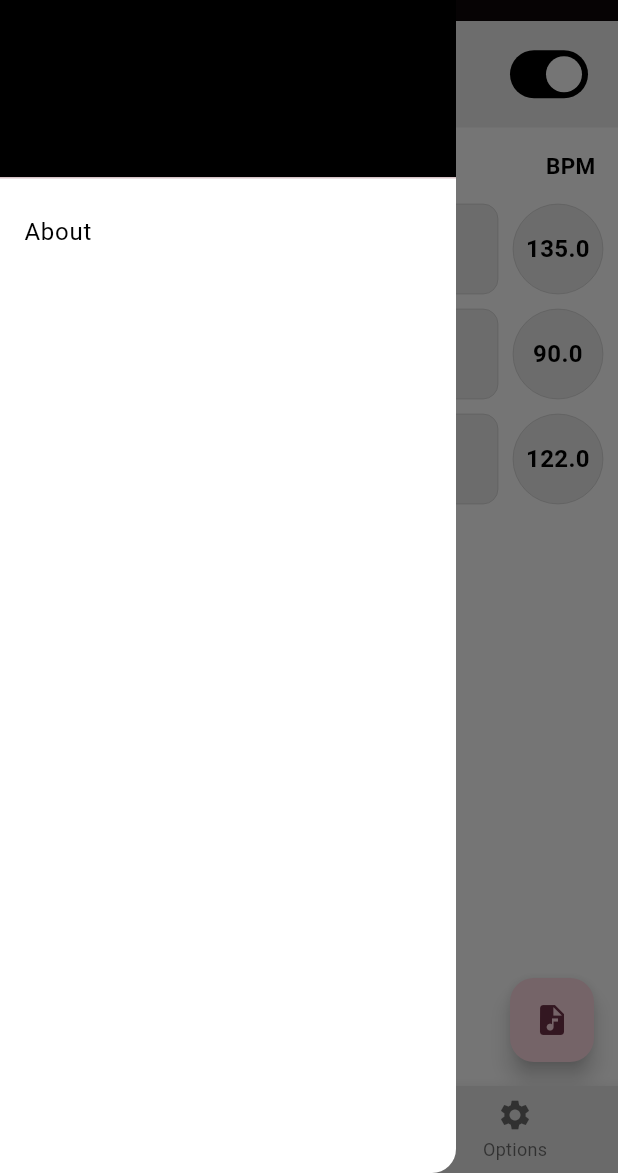
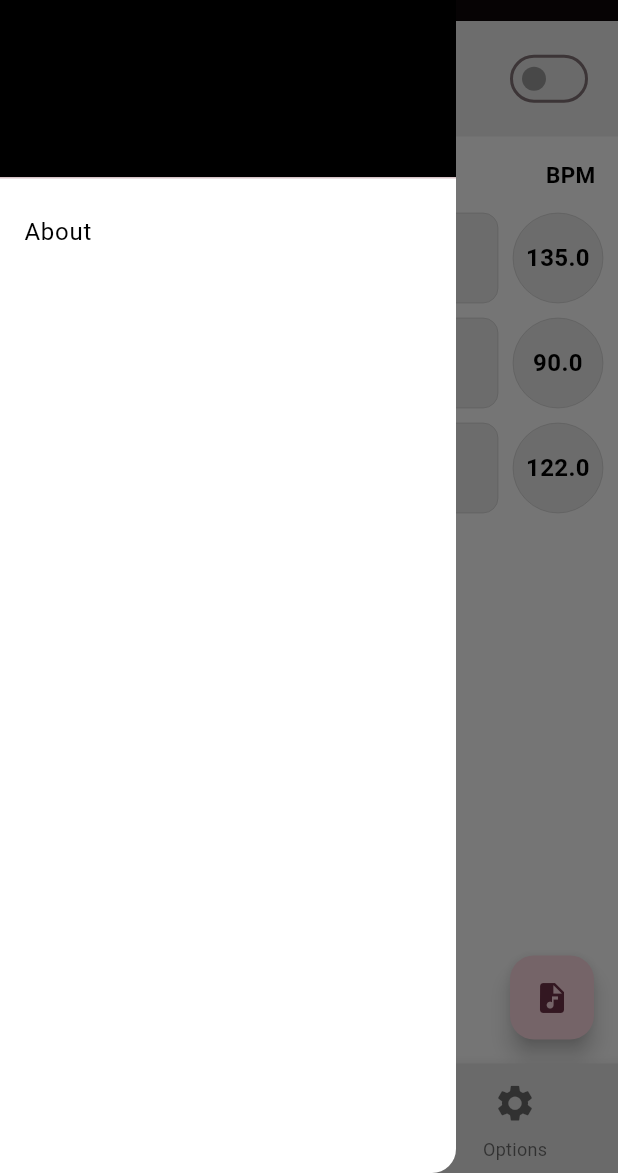
Before and after one commit to SamMed05/music_pedometer_ui, a Flutter app: the screen it shows after launch, item 2 of the bottom bar chosen, in the side drawer, after a tap on the "menu" icon, on a phone screen of 412 x 824 dp, the part 63-1236 px from its top. Run offline on Flutter 3.47's test engine with Material 3 defaults, Android fonts, the phone set to English and light mode, and no system bars; our stand-ins replace file_picker, get, just_audio, package_info_plus.

Commit message:
Separate audio player widget from home page, change UI, automate version number in drawer and fix wrong file paths

```diff
--- /dev/null
+++ b/lib/audio_player_widget.dart
@@ -0,0 +1,203 @@
+import 'package:flutter/material.dart';
+import 'package:just_audio/just_audio.dart';
+
+class AudioPlayerWidget extends StatefulWidget {
+  final String url;
+  // final Color iconColor;
+  // final Color activeTrackColor;
+  // final Color inactiveTrackColor;
+  // final Color thumbColor;
+  // final double iconSize;
+  final String songTitle;
+  final String songArtist;
+
+  AudioPlayerWidget({
+    required this.url,
+    // required this.iconColor,
+    // required this.activeTrackColor,
+    // required this.inactiveTrackColor,
+    // required this.thumbColor,
+    // required this.iconSize,
+    required this.songTitle,
+    required this.songArtist,
+  });
+
+  @override
+  _AudioPlayerWidgetState createState() => _AudioPlayerWidgetState();
+}
+
+class _AudioPlayerWidgetState extends State<AudioPlayerWidget> {
+  // AudioPlayer audioPlayer = AudioPlayer();
+  late AudioPlayer audioPlayer;
+  bool _isPlaying = false;
+  bool _isLooping = false;
+  Duration duration = Duration.zero;
+  Duration position = Duration.zero;
+
+  // @override
+  // void initState() {
+  //   super.initState();
+  // }
+  @override
+  void initState() {
+    super.initState();
+    audioPlayer = AudioPlayer();
+
+    // Set initial loop mode
+    audioPlayer.setLoopMode(_isLooping ? LoopMode.one : LoopMode.off);
+
+    audioPlayer.positionStream.listen((duration) {
+      if (mounted) {
+        // Check the "mounted" property of this object before calling setState() to ensure the object is still in the tree
+        setState(() {
+          this.duration = duration ?? Duration.zero;
+        });
+      }
+    });
+  }
+
+  @override
+  void dispose() {
+    audioPlayer.dispose();
+    super.dispose();
+  }
+
+  // void _togglePlayback()  {
+  //   if (_isPlaying) {
+  //      audioPlayer.pause();
+  //   } else {
+  //      audioPlayer.setUrl(widget.url);
+  //      audioPlayer.play();
+
+  //     setState(() {
+  //       _isPlaying = !_isPlaying;
+  //     });
+  //   }
+  // }
+
+  void _togglePlayback()  {
+    if (_isPlaying) {
+       audioPlayer.pause();
+    } else {
+       audioPlayer.setUrl(widget.url);
+       audioPlayer.play();
+    }
+
+    if (mounted) {
+      setState(() {
+        _isPlaying = !_isPlaying;
+      });
+    }
+  }
+
+  // void _toggleLoopMode()  {
+  //   _isLooping = !_isLooping;
+  //    audioPlayer.setLoopMode(_isLooping ? LoopMode.one : LoopMode.off);
+
+  //   if (mounted) {
+  //     setState(() {});
+  //   }
+  // }
+
+  @override
+  Widget build(BuildContext context) {
+    return Column(
+      children: [
+        Row(
+          mainAxisAlignment: MainAxisAlignment.spaceEvenly,
+          children: [
+            // Add other icons here when implementing previous/next song, loop and shuffle features
+            Container(
+              width: 60,
+              height: 60,
+              alignment: Alignment.center,
+              // color: Theme.of(context).colorScheme.primary,
+              // Rounded corners
+              decoration: BoxDecoration(
+                  color: Theme.of(context).colorScheme.primary,
+                  border: Border.all(
+                      color: Theme.of(context).colorScheme.primary, width: 0),
+                  borderRadius: BorderRadius.all(Radius.circular(100))),
+              child: IconButton(
+                icon: Icon(
+                  _isPlaying ? Icons.pause : Icons.play_arrow_sharp,
+                  // color: widget.iconColor,
+                  // size: widget.iconSize,
+                  size: 42,
+                  color: Theme.of(context).colorScheme.onPrimary,
+                ),
+                onPressed: _togglePlayback,
+              ),
+            ),
+          ],
+        ),
+        Container(
+          // padding: EdgeInsets.all(5),
+          child: Column(
+            children: [
+              Row(
+                mainAxisAlignment: MainAxisAlignment.spaceEvenly,
+                children: [
+                  Expanded(
+                    child: StreamBuilder<Duration?>(
+                      stream: audioPlayer.positionStream,
+                      builder: (context, snapshot) {
+                        final duration = snapshot.data ?? Duration.zero;
+                        return Column(
+                          children: [
+                            Slider(
+                              value: duration.inSeconds.toDouble(),
+                              min: 0,
+                              max: (audioPlayer.duration?.inSeconds ?? 0).toDouble(),
+                              // activeColor: widget.activeTrackColor,
+                              // inactiveColor: widget.inactiveTrackColor,
+                              // thumbColor: widget.thumbColor,
+                              activeColor: Color(0xff000000),
+                              inactiveColor: Color(0xffe0e0e0),
+                              thumbColor: Color(0xff000000),
+                              onChanged: (value)  {
+                                 audioPlayer.seek(Duration(seconds: value.toInt()));
+                              },
+                            ),
+                            // SizedBox(height: 32),
+                            Row(
+                              mainAxisAlignment: MainAxisAlignment.spaceBetween,
+                              children: [
+                                // Thanks https://youtu.be/MB3YGQ-O1lk
+                                Text(formatTime(audioPlayer.position)),
+                                Text(
+                                  // '$widget.songTitle',
+                                  widget.songTitle,
+                                ),
+                                Text(
+                                  ' - ',
+                                ),
+                                Text(
+                                  // '$widget.songArtist',
+                                  widget.songArtist,
+                                ),
+                                Text(formatTime(duration)),
+                              ],
+                            ),
+                            SizedBox(height: 5),
+                          ],
+                        );
+                      },
+                    ),
+                  ),
+                  // Add here the step count
+                ],
+              ),
+            ],
+          ),
+        ),
+      ],
+    );
+  }
+
+  String formatTime(Duration duration) {
+    final minutes = duration.inMinutes.toString().padLeft(2, '0');
+    final seconds = (duration.inSeconds % 60).toString().padLeft(2, '0');
+    return '$minutes:$seconds';
+  }
+}
--- a/lib/common_drawer.dart
+++ b/lib/common_drawer.dart
@@ -1,7 +1,36 @@
 import 'package:flutter/material.dart';
 import 'package:url_launcher/url_launcher.dart';
+import 'package:package_info_plus/package_info_plus.dart';
 
-class CommonDrawer extends StatelessWidget {
+class CommonDrawer extends StatefulWidget {
+  @override
+  State<CommonDrawer> createState() => _CommonDrawerState();
+}
+
+class _CommonDrawerState extends State<CommonDrawer> {
+  String _versionNumber = "";
+
+  // State variable to hold the version number
+  @override
+  void initState() {
+    super.initState();
+    // Fetch the version number and set it to the state variable (can't do it directly since it's of type Future)
+    getVersionNumber().then((value) {
+      setState(() {
+        _versionNumber = value;
+      });
+    });
+  }
+
+  Future<String> getVersionNumber() async {
+    PackageInfo packageInfo = await PackageInfo.fromPlatform();
+    // String appName = packageInfo.appName;
+    // String packageName = packageInfo.packageName;
+    String version = packageInfo.version;
+    // String buildNumber = packageInfo.buildNumber;
+    return version;
+  }
+
   @override
   Widget build(BuildContext context) {
     return Drawer(
@@ -29,7 +58,8 @@ class CommonDrawer extends StatelessWidget {
               showAboutDialog(
                 context: context,
                 applicationName: 'Music Pedometer',
-                applicationVersion: '0.1.3',
+                // applicationVersion: '0.1.3',
+                applicationVersion: '$_versionNumber',
                 applicationLegalese: 'Developed by Samuel Mediani',
                 children: [
                   Padding(
@@ -38,7 +68,7 @@ class CommonDrawer extends StatelessWidget {
                   ),
                   GestureDetector(
                     onTap: () async {
-                      final url = Uri.parse('https://github.com/');
+                      final url = Uri.parse('https://github.com/SamMed05/music_pedometer_ui/');
                       if (await canLaunchUrl(url)) {
                         await launchUrl(url);
                       } else {
--- a/lib/home_screen.dart
+++ b/lib/home_screen.dart
@@ -1,7 +1,7 @@
 import 'package:flutter/material.dart';
 import 'package:just_audio/just_audio.dart';
-import 'dart:async';
-import 'package:file_picker/file_picker.dart';
+import 'audio_player_widget.dart';
+// import 'playlist.dart'; // To play the song loaded from the playlist
 
 class HomeScreen extends StatefulWidget {
   @override
@@ -18,17 +18,22 @@ class _HomeScreenState extends State<HomeScreen> {
       length: 3,
       child: Scaffold(
         appBar: AppBar(
-          title: const Text('TabBar Sample'),
-          bottom: const TabBar(
+          // title: Text('TabBar'),
+          toolbarHeight: 0, // Remove empty white space
+          elevation: 4,
+          bottom: TabBar(
             tabs: <Widget>[
               Tab(
-                icon: Icon(Icons.cloud_outlined),
+                icon: Icon(Icons.monitor_heart_sharp),
+                text: "Rhythm",
               ),
               Tab(
-                icon: Icon(Icons.beach_access_sharp),
+                icon: Icon(Icons.directions_walk_sharp),
+                text: "Steps",
               ),
               Tab(
-                icon: Icon(Icons.brightness_5_sharp),
+                icon: Icon(Icons.bar_chart_sharp),
+                text: "Movement data",
               ),
             ],
           ),
@@ -36,7 +41,7 @@ class _HomeScreenState extends State<HomeScreen> {
         body: Column(
           children: [
             Expanded(
-              child: TabBarView(
+              child: TabBarView( // Without this everything is white
                 children: <Widget>[
                   Column(
                     mainAxisAlignment: MainAxisAlignment.start,
@@ -108,11 +113,13 @@ class _HomeScreenState extends State<HomeScreen> {
               padding: EdgeInsets.symmetric(vertical: 10, horizontal: 20),
               child: AudioPlayerWidget(
                 url: Uri.parse("asset:///assets/audio-example.mp3").toString(),
-                iconColor: Color(0xff000000),
-                activeTrackColor: Color(0xff525252),
-                inactiveTrackColor: Color(0xffe0e0e0),
-                thumbColor: Color(0xff000000),
-                iconSize: 42,
+                // iconColor: Color(0xff000000),
+                // activeTrackColor: Color(0xff000000),
+                // inactiveTrackColor: Color(0xffe0e0e0),
+                // thumbColor: Color(0xff000000),
+                // iconSize: 42,
+                songTitle: "Song Title",
+                songArtist: "Song Artist",
               ),
             ),
           ],
@@ -136,7 +143,7 @@ class _HomeScreenState extends State<HomeScreen> {
               style: TextStyle(
                 fontWeight: FontWeight.w300,
                 fontStyle: FontStyle.normal,
-                fontSize: 11,
+                fontSize: 13,
                 color: Color(0xff000000),
               ),
               textAlign: TextAlign.start,
@@ -161,112 +168,3 @@ class _HomeScreenState extends State<HomeScreen> {
     );
   }
 }
-
-class AudioPlayerWidget extends StatefulWidget {
-  final String url;
-  final Color iconColor;
-  final Color activeTrackColor;
-  final Color inactiveTrackColor;
-  final Color thumbColor;
-  final double iconSize;
-
-  AudioPlayerWidget({
-    required this.url,
-    required this.iconColor,
-    required this.activeTrackColor,
-    required this.inactiveTrackColor,
-    required this.thumbColor,
-    required this.iconSize,
-  });
-
-  @override
-  _AudioPlayerWidgetState createState() => _AudioPlayerWidgetState();
-}
-
-class _AudioPlayerWidgetState extends State<AudioPlayerWidget> {
-  // late AudioPlayer audioPlayer;
-  AudioPlayer audioPlayer = AudioPlayer();
-  bool _isPlaying = false;
-
-  // late StreamSubscription<Duration?> positionSubscription;
-
-  @override
-  void initState() {
-    // super.initState();
-    // audioPlayer = AudioPlayer();
-
-    // positionSubscription = audioPlayer.positionStream.listen((duration) {
-    //   if (mounted) {
-    //     setState(() {});
-    //   }
-    // });
-  }
-
-  @override
-  void dispose() {
-    audioPlayer.dispose();
-    super.dispose();
-  }
-
-  void _togglePlayback() async {
-    if (_isPlaying) {
-      await audioPlayer.pause();
-    } else {
-      await audioPlayer.setUrl(widget.url);
-      await audioPlayer.play();
-
-      setState(() {
-        _isPlaying = !_isPlaying;
-      });
-    }
-  }
-
-  // TODO Can't do this now, since songResult is in playlist.dart
-  // void playAudio() {
-  //   if (songResult != null) {
-  //     audioPlayer.play(DeviceFileSource(songResult!.files.single.path!));
-  //   }
-  // }
-
-  @override
-  Widget build(BuildContext context) {
-    return Container(
-      padding: EdgeInsets.all(16),
-      decoration: BoxDecoration(
-        color: Colors.grey[300],
-        borderRadius: BorderRadius.circular(8),
-      ),
-      child: Row(
-        children: [
-          IconButton(
-            icon: Icon(
-              _isPlaying ? Icons.pause : Icons.play_arrow,
-              color: widget.iconColor,
-              size: widget.iconSize,
-            ),
-            onPressed: _togglePlayback,
-          ),
-          Expanded(
-            child: StreamBuilder<Duration?>(
-              stream: audioPlayer.positionStream,
-              builder: (context, snapshot) {
-                final duration = snapshot.data ?? Duration.zero;
-                return Slider(
-                  value: duration.inSeconds.toDouble(),
-                  min: 0,
-                  max: (audioPlayer.duration?.inSeconds ?? 0).toDouble(),
-                  activeColor: widget.activeTrackColor,
-                  inactiveColor: widget.inactiveTrackColor,
-                  thumbColor: widget.thumbColor,
-                  onChanged: (value) {
-                    audioPlayer.seek(Duration(seconds: value.toInt()));
-                  },
-                );
-              },
-            ),
-          ),
-        ],
-      ),
-    );
-  }
-}
--- a/lib/models/song_model.dart
+++ b/lib/models/song_model.dart
@@ -26,7 +26,7 @@ class SongModel {
       SongModel(
         isSelected: true,
         coverImage: AssetImage("assets/images/music-icon.png"),
-        sourceFilePath: Uri.parse("asset:///assets/your_audio3.mp3").toString(),
+        sourceFilePath: Uri.parse("asset:///assets/audio-example.mp3").toString(),
         songName: "Song 1",
         artistName: "Artist 1",
         BPM: 135
@@ -36,7 +36,7 @@ class SongModel {
       SongModel(
         isSelected: false,
         coverImage: AssetImage("assets/images/music-icon.png"),
-        sourceFilePath: Uri.parse("asset:///assets/your_audio3.mp3").toString(),
+        sourceFilePath: Uri.parse("asset:///assets/audio-example.mp3").toString(),
         songName: "Song 2",
         artistName: "Artist 2",
         BPM: 90
@@ -46,7 +46,7 @@ class SongModel {
       SongModel(
         isSelected: true,
         coverImage: AssetImage("assets/images/music-icon.png"),
-        sourceFilePath: Uri.parse("asset:///assets/your_audio3.mp3").toString(),
+        sourceFilePath: Uri.parse("asset:///assets/audio-example.mp3").toString(),
         songName: "Song 3",
         artistName: "Artist 3",
         BPM: 122
--- a/lib/navigation_menu.dart
+++ b/lib/navigation_menu.dart
@@ -40,9 +40,33 @@ class _NavigationMenuState extends State<NavigationMenu> {
             _pageController.jumpToPage(index);
           },
           items: const [
-            BottomNavigationBarItem(icon: Icon(Icons.home), label: "Home"),
-            BottomNavigationBarItem(icon: Icon(Icons.list), label: "Playlist"),
-            BottomNavigationBarItem(icon: Icon(Icons.settings), label: "Options"),
+            BottomNavigationBarItem(
+                icon: Padding(
+                  padding: EdgeInsets.all(4.0),
+                  child: Icon(
+                    Icons.home_filled,
+                    size: 29,
+                  ),
+                ),
+                label: "Home"),
+            BottomNavigationBarItem(
+                icon: Padding(
+                  padding: EdgeInsets.all(4.0),
+                  child: Icon(
+                    Icons.format_list_bulleted_sharp,
+                    size: 29,
+                  ),
+                ),
+                label: "Playlist"),
+            BottomNavigationBarItem(
+                icon: Padding(
+                  padding: EdgeInsets.all(5.0),
+                  child: Icon(
+                    Icons.settings,
+                    size: 29,
+                  ),
+                ),
+                label: "Options"),
           ],
         ),
       ),
--- a/lib/playlist.dart
+++ b/lib/playlist.dart
@@ -43,9 +43,9 @@ class _PlaylistState extends State<Playlist> {
         mainAxisSize: MainAxisSize.max,
         children: [
           SwitchListTile(
-            value: true,
+            value: false,
             title: Text(
-              "Only compatible",
+              "Only compatible songs",
               style: TextStyle(
                 fontWeight: FontWeight.w600,
                 fontStyle: FontStyle.normal,
@@ -59,7 +59,7 @@ class _PlaylistState extends State<Playlist> {
               style: TextStyle(
                 fontWeight: FontWeight.w300,
                 fontStyle: FontStyle.normal,
-                fontSize: 11,
+                fontSize: 13,
                 color: Color(0xff000000),
               ),
               textAlign: TextAlign.start,
--- a/pubspec.yaml
+++ b/pubspec.yaml
@@ -1,7 +1,7 @@
 name: music_pedometer_ui
 description: "A new Flutter project."
 publish_to: 'none'
-version: 0.1.3
+version: 0.1.4
 
 environment:
   sdk: '>=3.4.4 <4.0.0'
@@ -14,7 +14,8 @@ dependencies:
   get: ^4.6.5
   url_launcher: ^6.3.0
   #shared_preferences: ^2.0.9
-  file_picker: ^8.0.6
+  file_picker: ^5.3.1
+  package_info_plus: ^8.0.1
 
 dev_dependencies:
   flutter_test:
```
Also changed, not shown: pubspec.lock, 1 other file.
